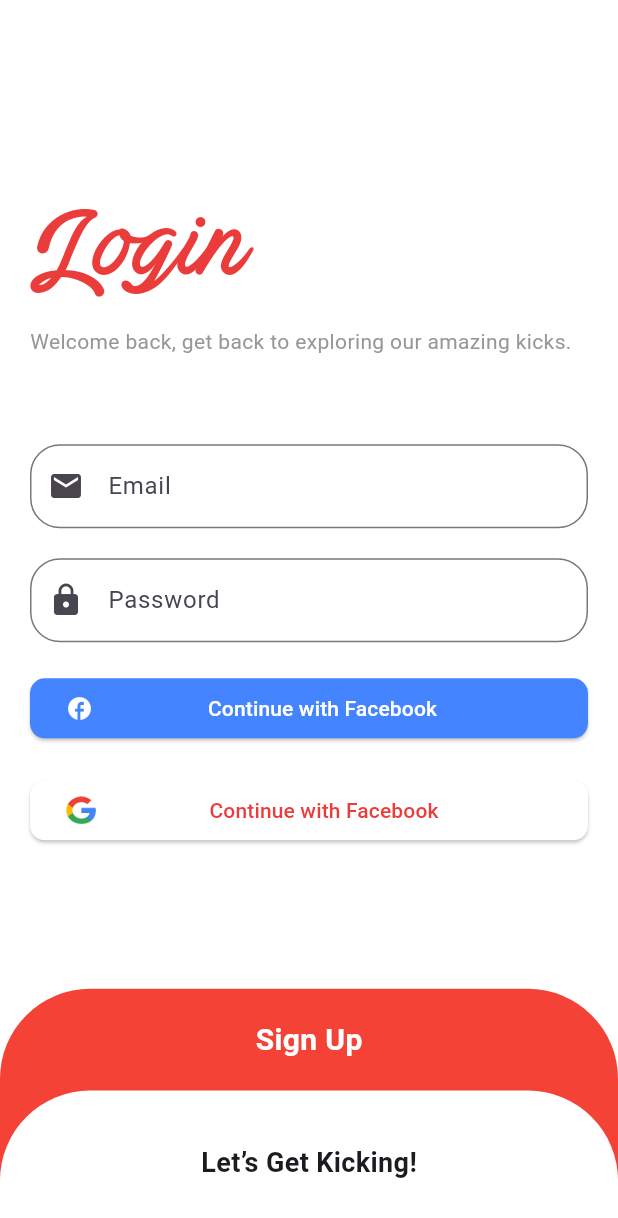
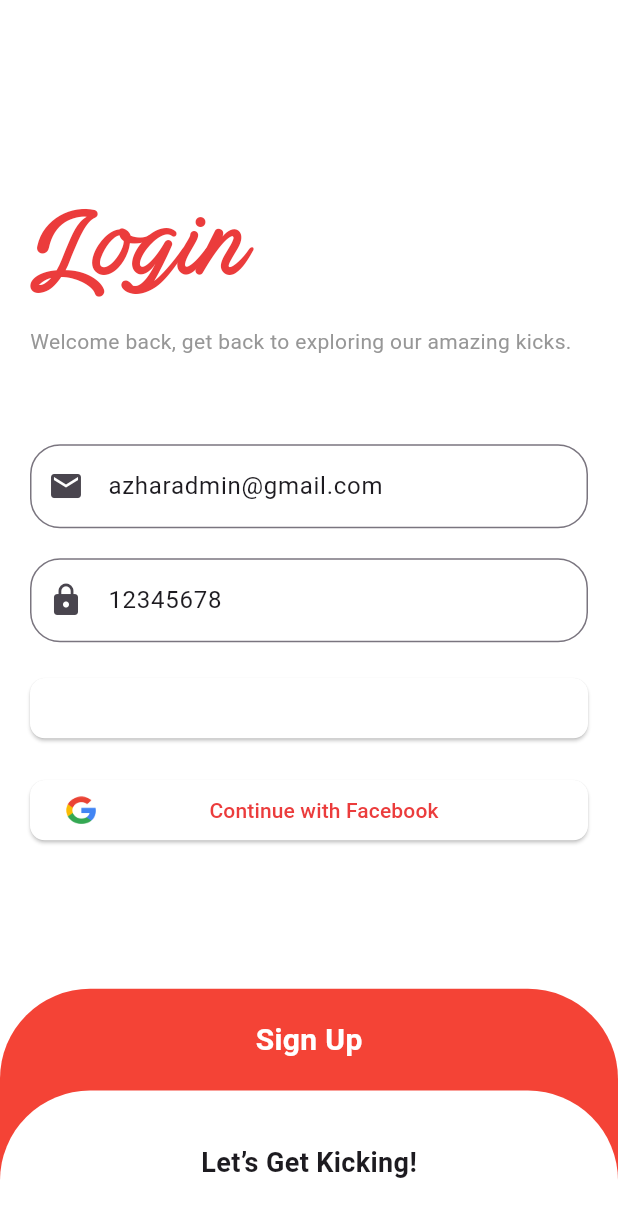
Before and after one commit to azharrizal06/AntriKu, a Flutter app: the screen it shows after launch, on a phone screen of 412 x 824 dp. Shown: the top 1218 px of the screen. Run offline on Flutter 3.47's test engine with Material 3 defaults, Android fonts, the phone set to English and light mode, and no system bars; our stand-ins replace bloc, flutter_bloc, shared_preferences.

Commit message:
fix auth login & logout

```diff
--- a/lib/bloc/Auth/auth_state.dart
+++ b/lib/bloc/Auth/auth_state.dart
@@ -4,6 +4,7 @@ part of 'auth_bloc.dart';
 sealed class AuthState {}
 
 // kondisi awal
+final class AuthStateInitial extends AuthState {}
 
 //kondisi awal login
 final class AuthStateLogin extends AuthState {}
@@ -12,10 +13,16 @@ final class AuthStateLogin extends AuthState {}
 final class AuthStateLoading extends AuthState {}
 
 //kondisi awal logout
-final class AuthStateLogout extends AuthState {}
+final class AuthStateLogout extends AuthState {
+  final String token;
+  AuthStateLogout({required this.token});
+}
 
 //kondisi awal error
-final class AuthStateError extends AuthState {}
+final class AuthStateError extends AuthState {
+  final String message;
+  AuthStateError({required this.message});
+}
 
 //kondisi awal register
 final class AuthStateRegister extends AuthState {}
--- a/lib/help/help.dart
+++ b/lib/help/help.dart
@@ -2,11 +2,29 @@
 
 import 'package:flutter/material.dart';
 
-var bashUrl = "http://192.168.200.42:8000";
+var bashUrl = "http://192.168.200.7:8000";
+var warna = Warna.defaultColors();
 
-class warna {
-  static Color primary = Color(0xFFFFFFFF);
-  static Color secondary = Color(0xFF4584FF);
-  static Color Red = Color(0xFFEB3C3C);
-  static Color grey = Color(0xFF979797);
+class Warna {
+  final Color primary;
+  final Color secondary;
+  final Color red;
+  final Color grey;
+
+  Warna({
+    required this.primary,
+    required this.secondary,
+    required this.red,
+    required this.grey,
+  });
+
+  // Contoh factory method untuk menggunakan default value seperti di class sebelumnya
+  factory Warna.defaultColors() {
+    return Warna(
+      primary: Color(0xFFFFFFFF),
+      secondary: Color(0xFF4584FF),
+      red: Color(0xFFEB3C3C),
+      grey: Color(0xFF979797),
+    );
+  }
 }
--- a/lib/screen/login.dart
+++ b/lib/screen/login.dart
@@ -38,8 +38,9 @@ class _LoginState extends State<Login> with SingleTickerProviderStateMixin {
 
   @override
   Widget build(BuildContext context) {
-    TextEditingController email = TextEditingController();
-    TextEditingController password = TextEditingController();
+    TextEditingController email =
+        TextEditingController(text: "azharadmin@gmail.com");
+    TextEditingController password = TextEditingController(text: "12345678");
     var tinggi = MediaQuery.of(context).size.height;
     var lebar = MediaQuery.of(context).size.width;
     var controller = context.read<AuthBloc>();
@@ -63,7 +64,7 @@ class _LoginState extends State<Login> with SingleTickerProviderStateMixin {
                         style: TextStyle(
                           fontSize: 70,
                           fontFamily: "Actonia",
-                          color: warna.Red,
+                          color: warna.red,
                         ),
                       ),
                       Text(
@@ -101,7 +102,7 @@ class _LoginState extends State<Login> with SingleTickerProviderStateMixin {
                         child: ElevatedButton(
                           style: ButtonStyle(
                             backgroundColor:
-                                WidgetStateProperty.all(warna.secondary),
+                                WidgetStateProperty.all(warna.primary),
                             foregroundColor:
                                 WidgetStateProperty.all(warna.primary),
                             shape: MaterialStateProperty.all(
@@ -134,7 +135,7 @@ class _LoginState extends State<Login> with SingleTickerProviderStateMixin {
                           style: ButtonStyle(
                             backgroundColor:
                                 WidgetStateProperty.all(warna.primary),
-                            foregroundColor: WidgetStateProperty.all(warna.Red),
+                            foregroundColor: WidgetStateProperty.all(warna.red),
                             shape: MaterialStateProperty.all(
                               RoundedRectangleBorder(
                                 borderRadius: BorderRadius.circular(10),
@@ -173,7 +174,7 @@ class _LoginState extends State<Login> with SingleTickerProviderStateMixin {
                     } else if (state is AuthStateError) {
                       ScaffoldMessenger.of(context).showSnackBar(
                         SnackBar(
-                          content: Text("Login Gagal"),
+                          content: Text(state.message),
                         ),
                       );
                     }
```
Also changed, not shown: lib/bloc/Auth/auth_bloc.dart (+27 -3 lines), lib/screen/Dhasbroad.dart (+77 -1 lines), 1 other file.
